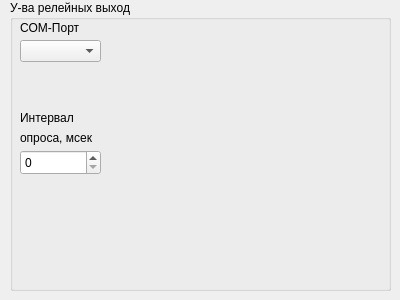
Qt form m_cfg/adam_widget.ui (xXRadioHeadXx/start7) before a commit.
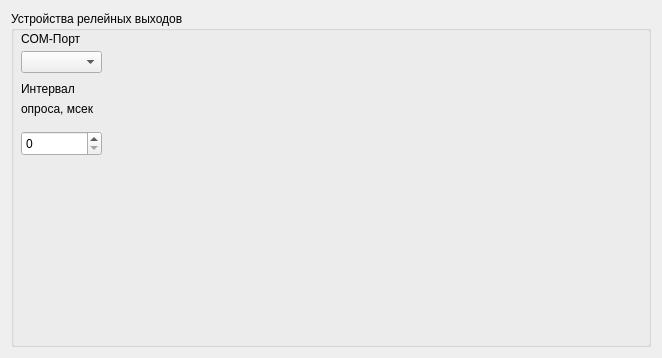
The same form after that commit.

The edit to the form file:
```diff
--- a/m_cfg/adam_widget.ui
+++ b/m_cfg/adam_widget.ui
@@ -6,31 +6,25 @@
    <rect>
     <x>0</x>
     <y>0</y>
-    <width>400</width>
-    <height>300</height>
+    <width>662</width>
+    <height>358</height>
    </rect>
   </property>
   <property name="windowTitle">
    <string>Form</string>
   </property>
+  <layout class="QGridLayout" name="gridLayout">
+   <item row="0" column="0">
   <widget class="QGroupBox" name="ADAM__group">
-   <property name="geometry">
-    <rect>
-     <x>10</x>
-     <y>0</y>
-     <width>381</width>
-     <height>291</height>
-    </rect>
-   </property>
    <property name="title">
-    <string>У-ва релейных выход</string>
+      <string>Устройства релейных выходов</string>
    </property>
    <widget class="QLabel" name="label_83">
     <property name="geometry">
      <rect>
       <x>10</x>
       <y>20</y>
-      <width>73</width>
+        <width>251</width>
       <height>16</height>
      </rect>
     </property>
@@ -42,7 +36,7 @@
     <property name="geometry">
      <rect>
       <x>10</x>
-      <y>150</y>
+        <y>120</y>
       <width>81</width>
       <height>25</height>
      </rect>
@@ -55,7 +49,7 @@
     <property name="geometry">
      <rect>
       <x>10</x>
-      <y>110</y>
+        <y>70</y>
       <width>101</width>
       <height>16</height>
      </rect>
@@ -68,7 +62,7 @@
     <property name="geometry">
      <rect>
       <x>10</x>
-      <y>130</y>
+        <y>90</y>
       <width>131</width>
       <height>16</height>
      </rect>
@@ -100,6 +94,8 @@
     </property>
    </widget>
   </widget>
+   </item>
+  </layout>
  </widget>
  <resources/>
  <connections/>
```
Lines whose indentation alone changed are shown as unchanged.
